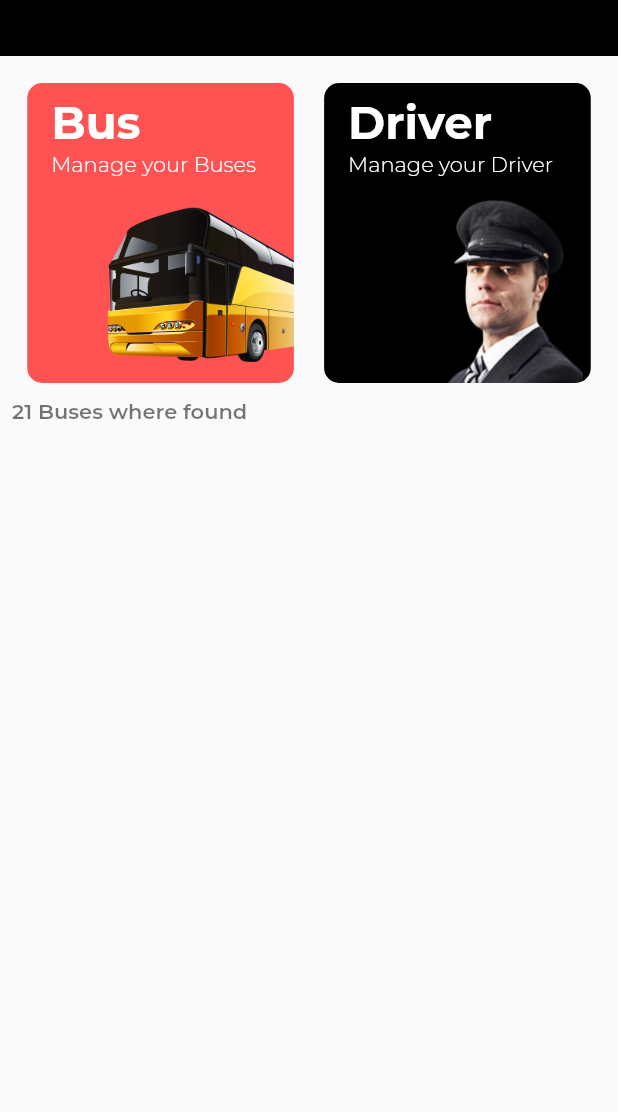
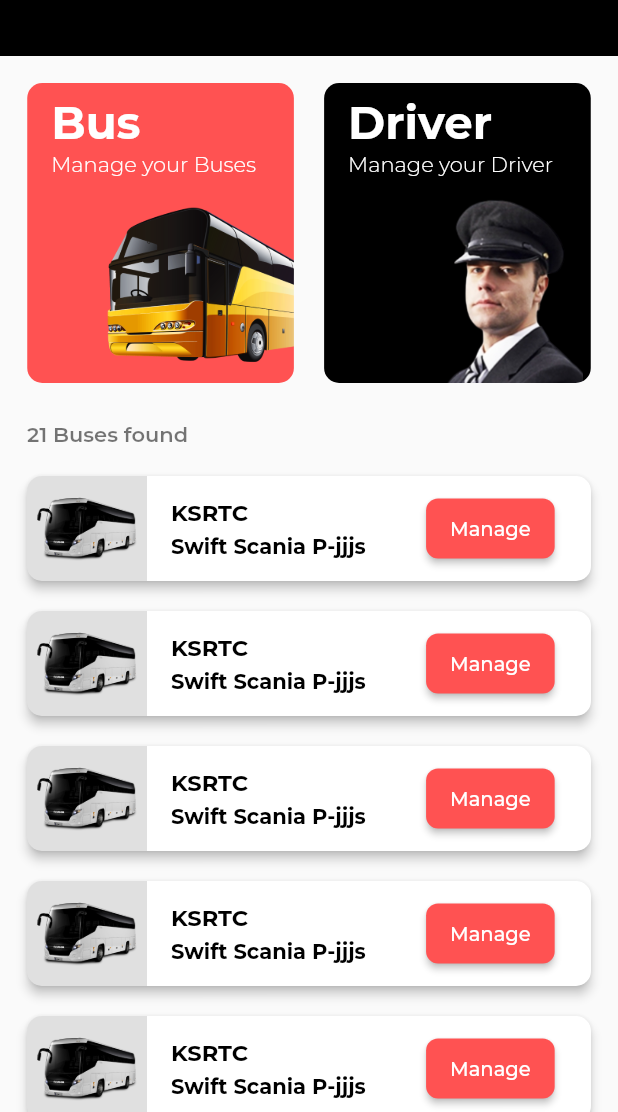
Before and after one commit to safder2000/moovebe, a Flutter app: the screen it shows after launch, on a phone screen of 412 x 824 dp, the part 124-1236 px from its top. Run offline on Flutter 3.47's test engine with Material 2 defaults, Android fonts, the phone set to English and light mode, and no system bars; our stand-ins replace google_fonts.

Commit message:
bus list.. 📝ui done exept some""scroll issue"

```diff
--- /dev/null
+++ b/lib/core/constents.dart
@@ -0,0 +1,17 @@
+import 'package:flutter/cupertino.dart';
+
+var width_10 = const SizedBox(
+  width: 10,
+);
+var width_5 = const SizedBox(
+  width: 5,
+);
+var width_2 = const SizedBox(
+  width: 2,
+);
+var height_10 = const SizedBox(
+  height: 10,
+);
+var height_5 = const SizedBox(
+  height: 5,
+);
--- a/lib/presentation/bus_list/bus_list_screen.dart
+++ b/lib/presentation/bus_list/bus_list_screen.dart
@@ -1,8 +1,8 @@
-import 'package:flutter/foundation.dart';
 import 'package:flutter/material.dart';
-import 'package:flutter/src/widgets/container.dart';
-import 'package:flutter/src/widgets/framework.dart';
+
 import 'package:moovebe/core/colors.dart';
+import 'package:moovebe/core/constents.dart';
+import 'package:moovebe/presentation/bus_list/widgets/bus_tile.dart';
 import 'package:moovebe/presentation/bus_list/widgets/card_bus_list.dart';
 import 'package:moovebe/presentation/bus_list/widgets/bus_list_appbar.dart';
 
@@ -11,13 +11,21 @@
 
   @override
   Widget build(BuildContext context) {
-    return Scaffold(
-      body: Column(
+    return SafeArea(
+      child: Scaffold(
+        body: ListView(
+          shrinkWrap: true,
+          // physics: NeverScrollableScrollPhysics(),
+          // physics: ClampingScrollPhysics(),
+
           children: [
             const SimpleAppbar(),
             Padding(
               padding: const EdgeInsets.all(8.0),
               child: Column(
+                mainAxisSize: MainAxisSize.min,
+                // // physics: NeverScrollableScrollPhysics(),
+                // shrinkWrap: true,
                 children: [
                   Row(
                     mainAxisAlignment: MainAxisAlignment.spaceEvenly,
@@ -50,20 +58,32 @@
                       ),
                     ],
                   ),
+                  height_10,
+                  height_5,
                   Row(
                     children: [
-                    Text(
-                      '21 Buses where found',
+                      width_10,
+                      const Text(
+                        '21 Buses found',
                         style: TextStyle(
                             fontWeight: FontWeight.w600, color: Colors.black54),
                       ),
                     ],
-                )
+                  ),
+                  height_10,
+                  ListView.builder(
+                      physics: ScrollPhysics(),
+                      shrinkWrap: true,
+                      itemCount: 10,
+                      itemBuilder: (BuildContext context, int index) {
+                        return BusTile();
+                      })
                 ],
               ),
             ),
           ],
         ),
+      ),
     );
   }
 }
--- /dev/null
+++ b/lib/presentation/bus_list/widgets/bus_tile.dart
@@ -0,0 +1,94 @@
+import 'package:flutter/material.dart';
+import 'package:moovebe/core/colors.dart';
+
+class BusTile extends StatelessWidget {
+  const BusTile({
+    Key? key,
+  }) : super(key: key);
+
+  @override
+  Widget build(BuildContext context) {
+    return SizedBox(
+      height: 90,
+      width: MediaQuery.of(context).size.width * 0.95,
+      child: Card(
+        color: Colors.white,
+        semanticContainer: true,
+        clipBehavior: Clip.antiAliasWithSaveLayer,
+        shape: RoundedRectangleBorder(
+          borderRadius: BorderRadius.circular(10.0),
+        ),
+        elevation: 3,
+        margin: const EdgeInsets.all(10),
+        child: Row(
+          children: [
+            Container(
+              height: 80,
+              width: 80,
+              color: Colors.black12,
+              child: Center(
+                child: SizedBox(
+                  height: 70,
+                  width: 70,
+                  child: Image.asset(
+                    'lib/assets/white_bus.png',
+                    fit: BoxFit.contain,
+                  ),
+                ),
+              ),
+            ),
+            Column(
+              crossAxisAlignment: CrossAxisAlignment.start,
+              children: const [
+                Spacer(),
+                Padding(
+                  padding: EdgeInsets.symmetric(horizontal: 16),
+                  child: Text(
+                    'KSRTC',
+                    style: TextStyle(
+                        fontSize: 15,
+                        fontWeight: FontWeight.bold,
+                        color: Colors.black),
+                  ),
+                ),
+                SizedBox(
+                  height: 5,
+                ),
+                Padding(
+                  padding: EdgeInsets.symmetric(horizontal: 16),
+                  child: Text(
+                    'Swift Scania P-jjjs',
+                    style: TextStyle(
+                        fontSize: 14,
+                        fontWeight: FontWeight.bold,
+                        color: Colors.black),
+                  ),
+                ),
+                Spacer(),
+              ],
+            ),
+            const Spacer(),
+            SizedBox(
+              height: 40,
+              // width: MediaQuery.of(context).size.width * 0.9,
+              child: ElevatedButton(
+                onPressed: () {},
+                style: ElevatedButton.styleFrom(
+                  backgroundColor: defaultRed,
+                  shape: RoundedRectangleBorder(
+                    borderRadius: BorderRadius.circular(8), // <-- Radius
+                  ),
+                ),
+                child: const Text(
+                  'Manage',
+                  style: TextStyle(fontSize: 13, color: Colors.white),
+                ),
+              ),
+            ),
+            const Spacer(),
+          ],
+        ),
+      ),
+    );
+  }
+}
--- a/lib/presentation/bus_list/widgets/card_bus_list.dart
+++ b/lib/presentation/bus_list/widgets/card_bus_list.dart
@@ -1,5 +1,4 @@
 import 'package:flutter/material.dart';
-import 'package:moovebe/core/colors.dart';
 
 class BusListCard extends StatelessWidget {
   BusListCard({
```
Lines whose indentation alone changed are shown as unchanged.
